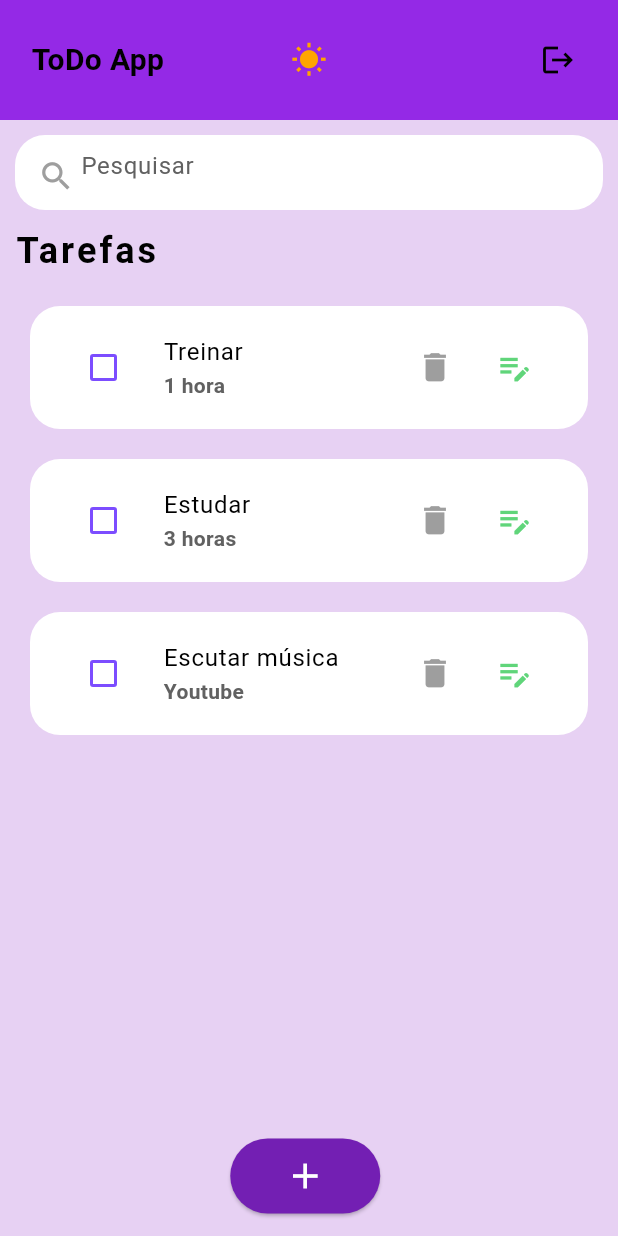
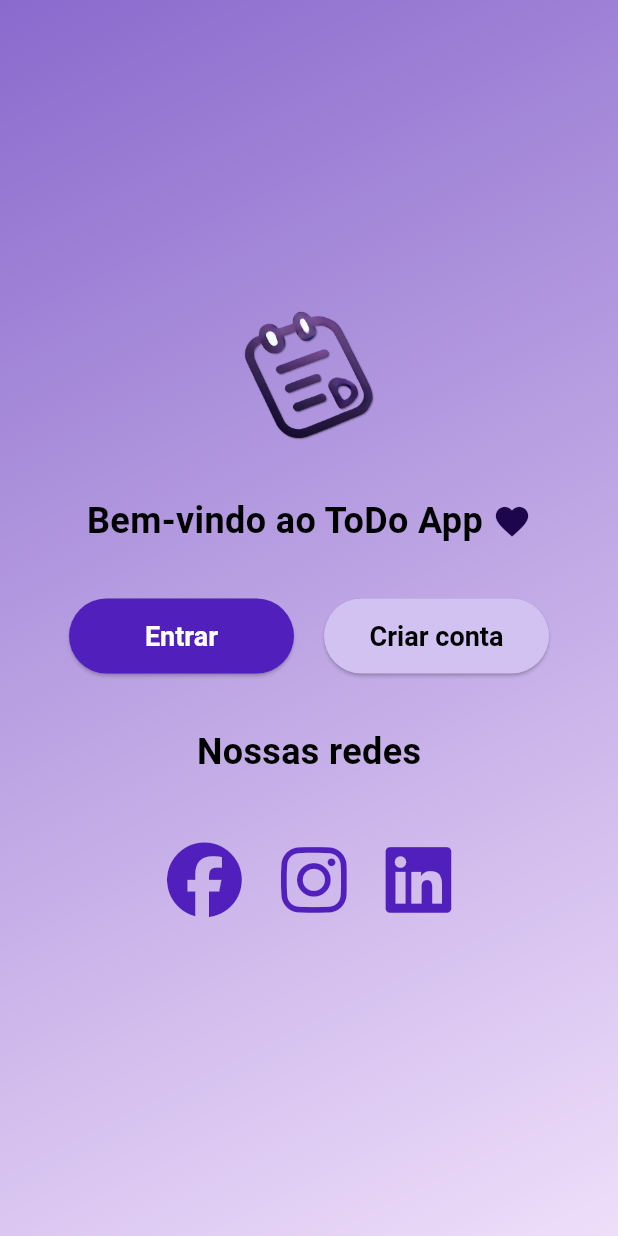
Before and after one commit to dugabrielle/todo_project, a Flutter app: the screen it shows after launch, on a phone screen of 412 x 824 dp. Run offline on Flutter 3.47's test engine with Material 3 defaults, Android fonts, the phone set to English and light mode, and no system bars; our stand-ins replace font_awesome_flutter, google_fonts; Roboto replaces fonts that are missing (Poppins).

Commit message:
atualização da tela de boas vindas

```diff
--- a/lib/main.dart
+++ b/lib/main.dart
@@ -1,5 +1,6 @@
 import 'package:flutter/material.dart';
 import 'package:todo_project/src/screens/home.dart';
+import 'package:todo_project/src/screens/welcome.dart';
 import 'package:todo_project/src/themes/app_theme.dart';
 
 void main() {
@@ -22,9 +23,9 @@ class _MyAppState extends State<MyApp> {
       title: 'Flutter Demo',
       debugShowCheckedModeBanner: false,
       theme: _darkMode ? AppTheme.darkTheme : AppTheme.lightTheme,
-      home: HomeScreen(
+      home: WelcomeScreen(
         alternarTema: _alternarTema,
-        darkMode: _darkMode,
+        darkMode: _darkMode, // adicionar dps o provider
       ),
     );
   }
--- /dev/null
+++ b/lib/src/screens/welcome.dart
@@ -0,0 +1,128 @@
+import 'package:flutter/material.dart';
+import 'package:font_awesome_flutter/font_awesome_flutter.dart';
+
+class WelcomeScreen extends StatefulWidget {
+  const WelcomeScreen(
+      {super.key,
+      required bool darkMode,
+      required void Function() alternarTema});
+
+  @override
+  State<WelcomeScreen> createState() => _WelcomeScreenState();
+}
+
+class _WelcomeScreenState extends State<WelcomeScreen> {
+  @override
+  Widget build(BuildContext context) {
+    return Scaffold(
+      body: Container(
+        decoration: const BoxDecoration(
+          gradient: LinearGradient(
+            begin: Alignment.topLeft,
+            end: Alignment.bottomRight,
+            colors: [Color(0xFF8A6ACD), Color(0xFFEFDEFA)],
+          ),
+        ),
+        child: Center(
+          child: Column(
+            mainAxisAlignment: MainAxisAlignment.center,
+            children: [
+              Image.asset(
+                'lib/src/assets/images/logo.png',
+                width: 90,
+                height: 90,
+              ),
+              const SizedBox(height: 35),
+              const Text.rich(
+                TextSpan(
+                  text: 'Bem-vindo ao ToDo App ',
+                  style: TextStyle(
+                    fontFamily: 'Poppins',
+                    fontSize: 24,
+                    color: Colors.black,
+                  ),
+                  children: [
+                    WidgetSpan(
+                      child: Icon(
+                        Icons.favorite,
+                        color: Color(0xFF1D064C),
+                        size: 26,
+                      ),
+                    ),
+                  ],
+                ),
+              ),
+              const SizedBox(height: 35),
+              Row(
+                mainAxisAlignment: MainAxisAlignment.center,
+                children: [
+                  ElevatedButton(
+                    style: ElevatedButton.styleFrom(
+                      backgroundColor: Color(0xFF511FBB),
+                      foregroundColor: Colors.white,
+                      minimumSize: Size(150, 50),
+                      textStyle:
+                          TextStyle(fontSize: 18, fontWeight: FontWeight.w600),
+                    ),
+                    onPressed: () {},
+                    child: const Text('Entrar'),
+                  ),
+                  const SizedBox(width: 20),
+                  ElevatedButton(
+                    style: ElevatedButton.styleFrom(
+                      backgroundColor: Color(0xFFD1C2F1),
+                      foregroundColor: Colors.black,
+                      minimumSize: Size(150, 50),
+                      textStyle:
+                          TextStyle(fontSize: 18, fontWeight: FontWeight.w600),
+                    ),
+                    onPressed: () {},
+                    child: const Text('Criar conta'),
+                  ),
+                ],
+              ),
+              const SizedBox(height: 35),
+              const Text(
+                'Nossas redes',
+                style: TextStyle(
+                    fontFamily: 'Poppins', fontSize: 24, color: Colors.black),
+              ),
+              const SizedBox(height: 35),
+              Row(
+                mainAxisAlignment: MainAxisAlignment.center,
+                children: [
+                  IconButton(
+                    icon: const FaIcon(
+                      FontAwesomeIcons.facebook,
+                      color: Color(0xFF511FBB),
+                      size: 50,
+                    ),
+                    onPressed: () {},
+                  ),
+                  const SizedBox(width: 10),
+                  IconButton(
+                    icon: const FaIcon(
+                      FontAwesomeIcons.instagram,
+                      color: Color(0xFF511FBB),
+                      size: 50,
+                    ),
+                    onPressed: () {},
+                  ),
+                  const SizedBox(width: 10),
+                  IconButton(
+                    icon: const FaIcon(
+                      FontAwesomeIcons.linkedin,
+                      color: Color(0xFF511FBB),
+                      size: 50,
+                    ),
+                    onPressed: () {},
+                  ),
+                ],
+              ),
+            ],
+          ),
+        ),
+      ),
+    );
+  }
+}
--- a/pubspec.yaml
+++ b/pubspec.yaml
@@ -13,6 +13,7 @@ dependencies:
   cupertino_icons: ^1.0.8
   google_fonts: ^6.2.1
   firebase_auth: ^5.5.1
+  font_awesome_flutter: ^10.8.0
 
 dev_dependencies:
   flutter_test:
@@ -22,3 +23,5 @@ dev_dependencies:
 
 flutter:
   uses-material-design: true
+  assets:
+    - lib/src/assets/images/logo.png
```
Also changed, not shown: lib/src/assets/images/logo.png (added), pubspec.lock.
